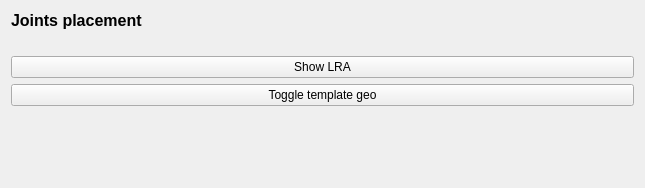
This is forms/PageJointPlacement.ui in ThomasEscalle/WombatAutoRig as Qt 5 draws it before an edit. The edited form follows.
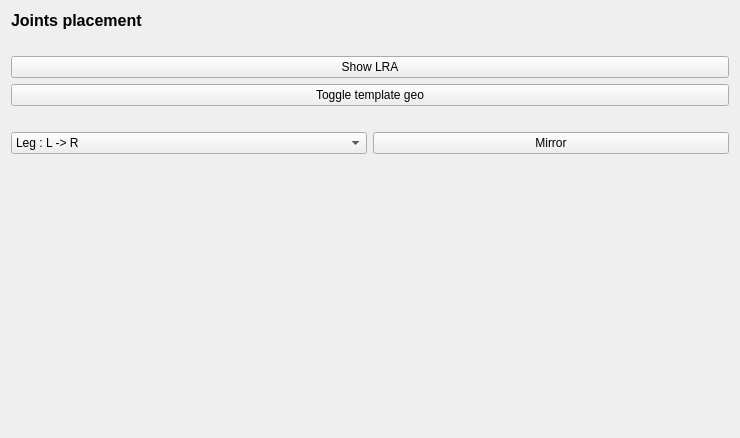
This is the edited form.

Commit message: Placement Joint Mirror

```diff
--- a/forms/PageJointPlacement.ui
+++ b/forms/PageJointPlacement.ui
@@ -6,8 +6,8 @@
    <rect>
     <x>0</x>
     <y>0</y>
-    <width>645</width>
-    <height>188</height>
+    <width>740</width>
+    <height>438</height>
    </rect>
   </property>
   <property name="windowTitle">
@@ -19,6 +19,7 @@
      <property name="font">
       <font>
        <pointsize>12</pointsize>
+       <weight>75</weight>
        <bold>true</bold>
       </font>
      </property>
@@ -48,6 +49,48 @@
      </property>
     </widget>
    </item>
+   <item>
+    <widget class="QLabel" name="label_3">
+     <property name="text">
+      <string/>
+     </property>
+    </widget>
+   </item>
+   <item>
+    <layout class="QHBoxLayout" name="horizontalLayout">
+     <item>
+      <widget class="QComboBox" name="cb_MirrorDirection">
+       <item>
+        <property name="text">
+         <string>Leg : L -&gt; R</string>
+        </property>
+       </item>
+       <item>
+        <property name="text">
+         <string>Leg : R -&gt; L</string>
+        </property>
+       </item>
+       <item>
+        <property name="text">
+         <string>Arm : L -&gt; R</string>
+        </property>
+       </item>
+       <item>
+        <property name="text">
+         <string>Arm : R -&gt; L</string>
+        </property>
+       </item>
+      </widget>
+     </item>
+     <item>
+      <widget class="QPushButton" name="btnMirro">
+       <property name="text">
+        <string>Mirror</string>
+       </property>
+      </widget>
+     </item>
+    </layout>
+   </item>
    <item>
     <spacer name="verticalSpacer">
      <property name="orientation">
```
The commit also changes 1 other file.
